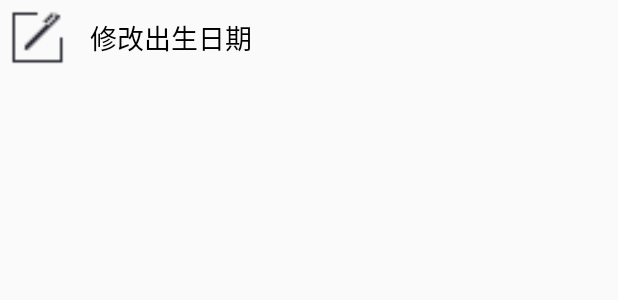
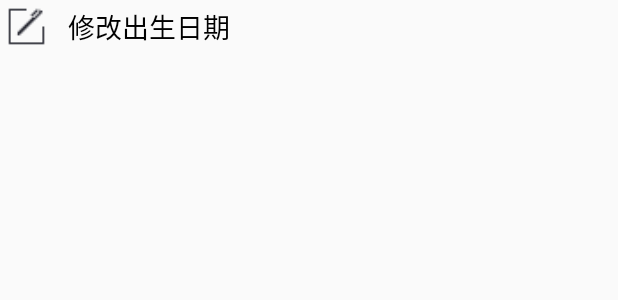
Before and after one commit to android-work/LiveDeathClock, an Android app: the layout fragment_rv_item_layout.xml on its own in the app's theme, with its tools: preview values and no code run, on a phone screen of 412 x 824 dp. Shown: the top 300 px of the screen. Run offline under Robolectric (Android 15) with nearby library versions, the phone set to English and light mode, and no system bars.

Commit message:
解决动态添加fragment报错问题

```diff
--- a/app/src/main/java/com/android/jay/livedeathclock/adapter/FragmentLeftAdapter.kt
+++ b/app/src/main/java/com/android/jay/livedeathclock/adapter/FragmentLeftAdapter.kt
@@ -29,7 +29,7 @@ class FragmentLeftAdapter(var context: Context,var dates: MutableList<DrawLayout
 
     override fun onBindViewHolder(holder: ViewHolder, position: Int) {
 
-        holder.itemIc.setImageResource(dates[position].resId)
+        holder.itemIc.setBackgroundResource(dates[position].resId)
 
         holder.itemText.text = dates[position].content
 
--- a/app/src/main/java/com/android/jay/livedeathclock/utils/Utlis.kt
+++ b/app/src/main/java/com/android/jay/livedeathclock/utils/Utlis.kt
@@ -24,10 +24,10 @@ object Utlis{
     fun initDrawLayoutDate(context: Context): MutableList<DrawLayoutBean>{
         var icRes = intArrayOf(R.mipmap.ic_clock,R.mipmap.ic_update_bir,R.mipmap.ic_death,R.mipmap.ic_help,R.mipmap.ic_issue_back,R.mipmap.ic_score)
         var textRes = intArrayOf(R.string.clock,R.string.update_bir,R.string.death,R.string.help,R.string.issue_back,R.string.score)
-        val drawLayoutBean = DrawLayoutBean()
         var dates: MutableList<DrawLayoutBean> = mutableListOf()
 
         for (i in 0 until icRes.size){
+            var drawLayoutBean = DrawLayoutBean()
             drawLayoutBean.content = context.resources.getString(textRes[i])
             drawLayoutBean.resId = icRes[i]
             dates.add(drawLayoutBean)
--- a/app/src/main/java/com/android/jay/livedeathclock/view/popupwindow/MainBtnViewGroup.kt
+++ b/app/src/main/java/com/android/jay/livedeathclock/view/viewgroup/MainBtnViewGroup.kt
@@ -1,4 +1,4 @@
-package com.android.jay.livedeathclock.view.popupwindow
+package com.android.jay.livedeathclock.view.viewgroup
 
 import android.content.Context
 import android.util.AttributeSet
--- a/app/src/main/res/layout/activity_main.xml
+++ b/app/src/main/res/layout/activity_main.xml
@@ -20,7 +20,7 @@
             android:layout_height="0dp"
             android:layout_weight="1"
             android:id="@+id/main_btn_fl">
-        <com.android.jay.livedeathclock.view.popupwindow.MainBtnViewGroup
+        <com.android.jay.livedeathclock.view.viewgroup.MainBtnViewGroup
             android:layout_width="match_parent"
             android:layout_height="match_parent"
             android:id="@+id/main_btn_group"/>
--- a/app/src/main/res/layout/fragment_live_death_layout.xml
+++ b/app/src/main/res/layout/fragment_live_death_layout.xml
@@ -46,7 +46,8 @@
 
     <!--左侧拉栏布局-->
     <LinearLayout
-            android:layout_width="280dp"
+            android:background="#fff"
+            android:layout_width="230dp"
             android:layout_height="match_parent"
             android:orientation="vertical"
             android:id="@+id/fragment_live_death_left"
--- a/app/src/main/res/layout/fragment_rv_item_layout.xml
+++ b/app/src/main/res/layout/fragment_rv_item_layout.xml
@@ -6,8 +6,8 @@
               android:gravity="center_vertical"
               android:id="@+id/fragment_left_item_ll">
     <androidx.appcompat.widget.AppCompatImageView
-            android:layout_width="50dp"
-            android:layout_height="50dp"
+            android:layout_width="35dp"
+            android:layout_height="35dp"
             android:background="@mipmap/ic_update_bir"
             android:id="@+id/fragment_left_item_ic"/>
 
```
Also changed, not shown: app/src/main/java/com/android/jay/livedeathclock/view/activity/MainActivity.kt (+8 -8 lines), app/src/main/java/com/android/jay/livedeathclock/view/viewgroup/LiveDeathTitleView.kt (+5 -5 lines).
